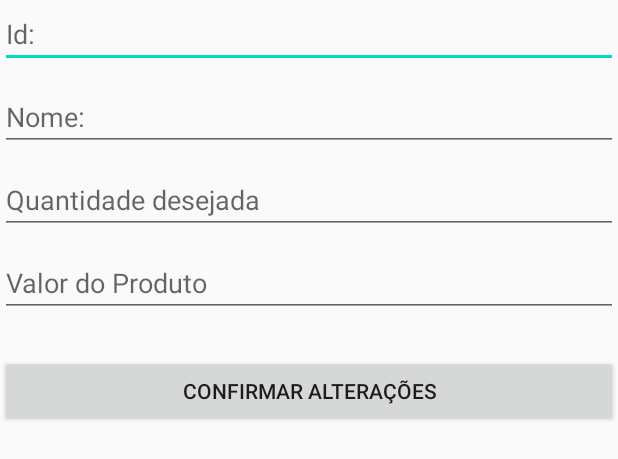
After one commit to eligustavo/projeto-android-studio, an Android app: the layout activity_editar_produtos.xml on its own in the app's theme, with its tools: preview values and no code run, on a phone screen of 412 x 824 dp. The commit adds this screen. Shown: the top 459 px of the screen. Run offline under Robolectric (Android 15) with nearby library versions, the phone set to English and light mode, and no system bars.

Commit message:
Botao de excluir, editar e cancelar, criada interface de alterar produto

```diff
--- /dev/null
+++ b/app/src/main/res/layout/activity_editar_produtos.xml
@@ -0,0 +1,60 @@
+<?xml version="1.0" encoding="utf-8"?>
+<LinearLayout xmlns:android="http://schemas.android.com/apk/res/android"
+    xmlns:app="http://schemas.android.com/apk/res-auto"
+    xmlns:tools="http://schemas.android.com/tools"
+    android:orientation="vertical"
+    android:layout_width="match_parent"
+    android:layout_height="match_parent"
+    tools:context=".activities.EditarProdutosActivity">
+
+    <EditText
+        android:id="@+id/edtIdProduto"
+        android:layout_width="match_parent"
+        android:layout_height="wrap_content"
+        android:hint="Id:"
+        android:inputType="numberSigned" />
+
+    <Space
+        android:layout_width="match_parent"
+        android:layout_height="10dp" />
+
+    <EditText
+        android:id="@+id/edtNomeProduto"
+        android:layout_width="match_parent"
+        android:layout_height="wrap_content"
+        android:hint="Nome:"
+        android:inputType="textPersonName" />
+
+    <Space
+        android:layout_width="match_parent"
+        android:layout_height="10dp" />
+
+    <EditText
+        android:id="@+id/edtQuantidadeProduto"
+        android:layout_width="match_parent"
+        android:layout_height="wrap_content"
+        android:hint="Quantidade desejada"
+        android:inputType="numberSigned" />
+
+    <Space
+        android:layout_width="match_parent"
+        android:layout_height="10dp" />
+
+    <EditText
+        android:id="@+id/edtValorProduto"
+        android:layout_width="match_parent"
+        android:layout_height="wrap_content"
+        android:hint="Valor do Produto"
+        android:inputType="numberDecimal" />
+
+    <Space
+        android:layout_width="match_parent"
+        android:layout_height="25dp" />
+
+    <Button
+        android:id="@+id/btnSalvarProduto"
+        android:layout_width="match_parent"
+        android:layout_height="wrap_content"
+        android:text="Confirmar alterações" />
+
+</LinearLayout>
--- a/app/src/main/res/layout/activity_lista_produtos.xml
+++ b/app/src/main/res/layout/activity_lista_produtos.xml
@@ -8,7 +8,7 @@
     tools:context=".activities.ListaProdutosActivity">
 
     <ListView
-        android:id="@+id/btnListaProdutos"
+        android:id="@+id/lsvListaProdutos"
         android:layout_width="match_parent"
         android:layout_height="wrap_content"></ListView>
 
--- a/app/src/main/res/layout/activity_main.xml
+++ b/app/src/main/res/layout/activity_main.xml
@@ -21,5 +21,5 @@
         android:id="@+id/btnListaProdutos"
         android:layout_width="match_parent"
         android:layout_height="wrap_content"
-        android:text="Listar Produtos" />
+        android:text="Lista de Produtos" />
 </LinearLayout>
```
Also changed, not shown: app/src/main/AndroidManifest.xml (+4 -6 lines), app/src/main/java/br/com/etelimoeiro/projetointegrador/activities/EditarProdutosActivity.java (added, +50 -0 lines), app/src/main/java/br/com/etelimoeiro/projetointegrador/activities/ListaProdutosActivity.java (+91 -0 lines), app/src/main/java/br/com/etelimoeiro/projetointegrador/adapters/ListaProdutosAdapter.java (added, +59 -0 lines), app/src/main/java/br/com/etelimoeiro/projetointegrador/controller/ProdutoController.java (+10 -0 lines), app/src/main/java/br/com/etelimoeiro/projetointegrador/dao/ProdutoDAO.java (+79 -2 lines).
